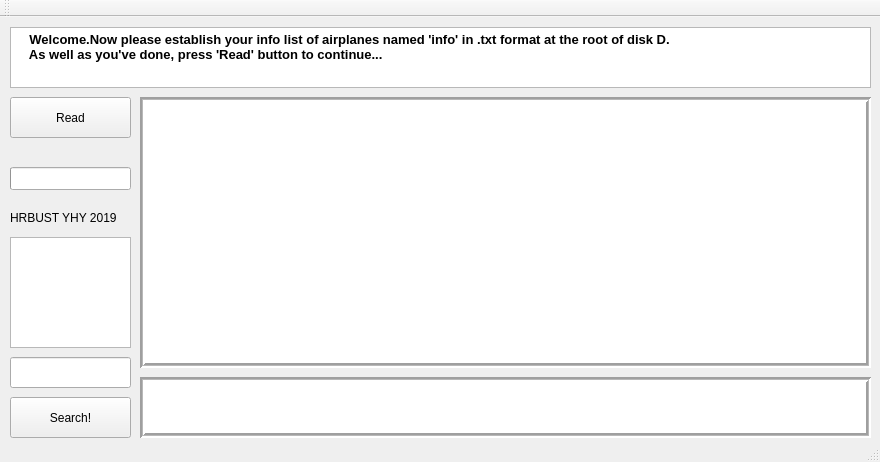
This is mainwindow.ui in Fijiisland/Simplified-Airline-Tool as Qt 5 draws it before an edit. The edited form follows.
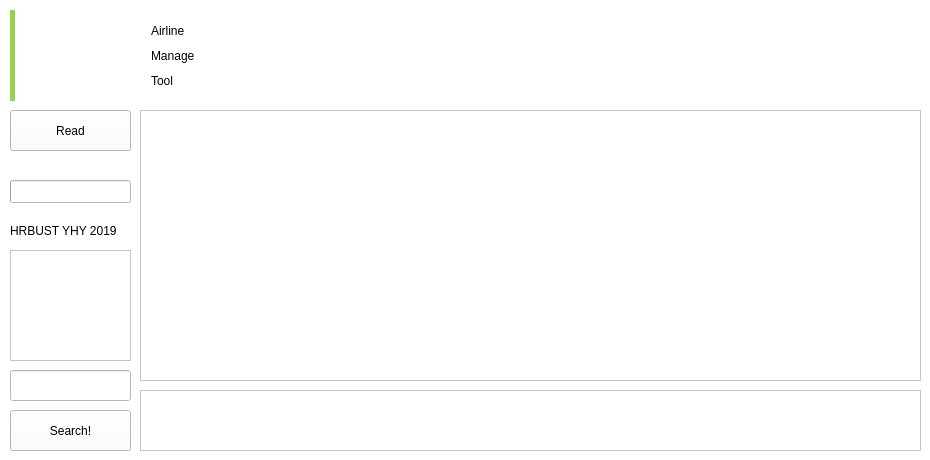
This is the edited form. Icons and pictures are not drawn.

```diff
--- a/mainwindow.ui
+++ b/mainwindow.ui
@@ -6,15 +6,15 @@
    <rect>
     <x>0</x>
     <y>0</y>
-    <width>880</width>
-    <height>462</height>
+    <width>930</width>
+    <height>460</height>
    </rect>
   </property>
   <property name="windowTitle">
    <string>Airline Manage Tool</string>
   </property>
   <property name="styleSheet">
-   <string notr="true">background-image: url(:/new/prefix1/back3.jpeg);</string>
+   <string notr="true">background-color: rgb(255, 255, 255);</string>
   </property>
   <property name="tabShape">
    <enum>QTabWidget::Rounded</enum>
@@ -24,7 +24,7 @@
     <property name="geometry">
      <rect>
       <x>10</x>
-      <y>80</y>
+      <y>110</y>
       <width>121</width>
       <height>41</height>
      </rect>
@@ -37,8 +37,8 @@
     <property name="geometry">
      <rect>
       <x>140</x>
-      <y>80</y>
-      <width>731</width>
+      <y>110</y>
+      <width>781</width>
       <height>271</height>
      </rect>
     </property>
@@ -46,10 +46,13 @@
      <bool>false</bool>
     </property>
     <property name="frameShape">
-     <enum>QFrame::Box</enum>
+     <enum>QFrame::StyledPanel</enum>
+    </property>
+    <property name="frameShadow">
+     <enum>QFrame::Plain</enum>
     </property>
     <property name="lineWidth">
-     <number>2</number>
+     <number>1</number>
     </property>
     <property name="midLineWidth">
      <number>1</number>
@@ -59,16 +62,19 @@
     <property name="geometry">
      <rect>
       <x>140</x>
-      <y>360</y>
-      <width>731</width>
+      <y>390</y>
+      <width>781</width>
       <height>61</height>
      </rect>
     </property>
     <property name="frameShape">
-     <enum>QFrame::Box</enum>
+     <enum>QFrame::StyledPanel</enum>
+    </property>
+    <property name="frameShadow">
+     <enum>QFrame::Plain</enum>
     </property>
     <property name="lineWidth">
-     <number>2</number>
+     <number>1</number>
     </property>
     <property name="midLineWidth">
      <number>1</number>
@@ -78,7 +84,7 @@
     <property name="geometry">
      <rect>
       <x>10</x>
-      <y>340</y>
+      <y>370</y>
       <width>121</width>
       <height>31</height>
      </rect>
@@ -88,7 +94,7 @@
     <property name="geometry">
      <rect>
       <x>10</x>
-      <y>380</y>
+      <y>410</y>
       <width>121</width>
       <height>41</height>
      </rect>
@@ -97,42 +103,21 @@
      <string>Search!</string>
     </property>
    </widget>
-   <widget class="QTextBrowser" name="textBrowser_welcome">
-    <property name="geometry">
-     <rect>
-      <x>10</x>
-      <y>10</y>
-      <width>861</width>
-      <height>61</height>
-     </rect>
-    </property>
-    <property name="styleSheet">
-     <string notr="true">font: 9pt &quot;Meiryo UI&quot;;</string>
-    </property>
-    <property name="html">
-     <string>&lt;!DOCTYPE HTML PUBLIC &quot;-//W3C//DTD HTML 4.0//EN&quot; &quot;http://www.w3.org/TR/REC-html40/strict.dtd&quot;&gt;
-&lt;html&gt;&lt;head&gt;&lt;meta name=&quot;qrichtext&quot; content=&quot;1&quot; /&gt;&lt;style type=&quot;text/css&quot;&gt;
-p, li { white-space: pre-wrap; }
-&lt;/style&gt;&lt;/head&gt;&lt;body style=&quot; font-family:'Meiryo UI'; font-size:9pt; font-weight:400; font-style:normal;&quot;&gt;
-&lt;p style=&quot; margin-top:0px; margin-bottom:0px; margin-left:0px; margin-right:0px; -qt-block-indent:0; text-indent:0px;&quot;&gt;&lt;span style=&quot; font-family:'SimSun'; font-size:10pt; font-weight:600; color:#000000;&quot;&gt;    Welcome.Now please establish your info list of airplanes named 'info' in .txt format at the root of disk D.     &lt;/span&gt;&lt;/p&gt;
-&lt;p style=&quot; margin-top:0px; margin-bottom:0px; margin-left:0px; margin-right:0px; -qt-block-indent:0; text-indent:0px;&quot;&gt;&lt;span style=&quot; font-family:'SimSun'; font-size:10pt; font-weight:600; color:#000000;&quot;&gt;    As well as you've done, press 'Read' button to continue...&lt;/span&gt;&lt;/p&gt;&lt;/body&gt;&lt;/html&gt;</string>
-    </property>
-   </widget>
    <widget class="QTextBrowser" name="textBrowser_welcome_2">
     <property name="geometry">
      <rect>
       <x>10</x>
-      <y>220</y>
+      <y>250</y>
       <width>121</width>
       <height>111</height>
      </rect>
     </property>
    </widget>
-   <widget class="QLabel" name="label_3">
+   <widget class="QLabel" name="label_right">
     <property name="geometry">
      <rect>
       <x>10</x>
-      <y>190</y>
+      <y>220</y>
       <width>121</width>
       <height>21</height>
      </rect>
@@ -148,7 +133,7 @@
     <property name="geometry">
      <rect>
       <x>10</x>
-      <y>150</y>
+      <y>180</y>
       <width>121</width>
       <height>23</height>
      </rect>
@@ -160,16 +145,94 @@
      <bool>false</bool>
     </property>
    </widget>
+   <widget class="QLabel" name="label_ico">
+    <property name="geometry">
+     <rect>
+      <x>40</x>
+      <y>10</y>
+      <width>91</width>
+      <height>91</height>
+     </rect>
+    </property>
+    <property name="styleSheet">
+     <string notr="true">image: url(:/images/mainICO.png);</string>
+    </property>
+    <property name="text">
+     <string/>
+    </property>
+   </widget>
+   <widget class="QLabel" name="label_4">
+    <property name="geometry">
+     <rect>
+      <x>10</x>
+      <y>10</y>
+      <width>5</width>
+      <height>91</height>
+     </rect>
+    </property>
+    <property name="styleSheet">
+     <string notr="true">background-color: rgb(152, 210, 77);</string>
+    </property>
+    <property name="text">
+     <string/>
+    </property>
+   </widget>
+   <widget class="QPushButton" name="pushButton">
+    <property name="geometry">
+     <rect>
+      <x>230</x>
+      <y>10</y>
+      <width>691</width>
+      <height>88</height>
+     </rect>
+    </property>
+    <property name="styleSheet">
+     <string notr="true">background-image: url(:/images/hint0.png);</string>
+    </property>
+    <property name="text">
+     <string/>
+    </property>
+    <property name="default">
+     <bool>false</bool>
+    </property>
+    <property name="flat">
+     <bool>true</bool>
+    </property>
+   </widget>
+   <widget class="QWidget" name="">
+    <property name="geometry">
+     <rect>
+      <x>140</x>
+      <y>10</y>
+      <width>71</width>
+      <height>91</height>
+     </rect>
+    </property>
+    <layout class="QVBoxLayout" name="verticalLayout">
+     <item>
+      <widget class="QLabel" name="label">
+       <property name="text">
+        <string>Airline</string>
+       </property>
+      </widget>
+     </item>
+     <item>
+      <widget class="QLabel" name="label_2">
+       <property name="text">
+        <string>Manage</string>
+       </property>
+      </widget>
+     </item>
+     <item>
+      <widget class="QLabel" name="label_3">
+       <property name="text">
+        <string>Tool</string>
+       </property>
+      </widget>
+     </item>
+    </layout>
+   </widget>
   </widget>
-  <widget class="QToolBar" name="mainToolBar">
-   <attribute name="toolBarArea">
-    <enum>TopToolBarArea</enum>
-   </attribute>
-   <attribute name="toolBarBreak">
-    <bool>false</bool>
-   </attribute>
-  </widget>
-  <widget class="QStatusBar" name="statusBar"/>
  </widget>
  <layoutdefault spacing="6" margin="11"/>
  <resources/>
```
